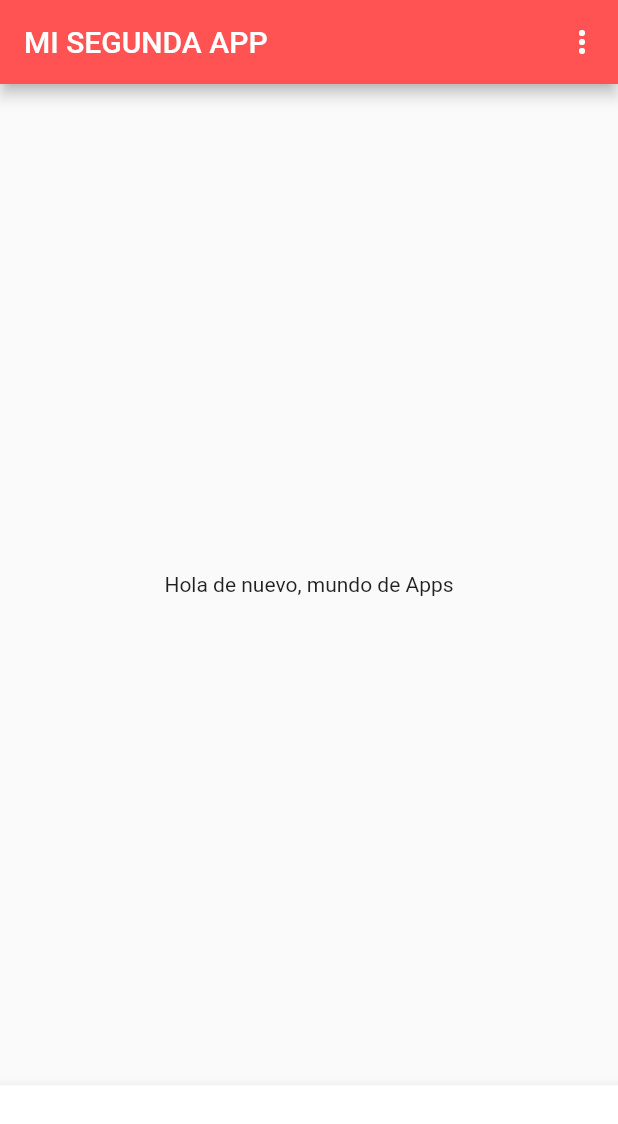
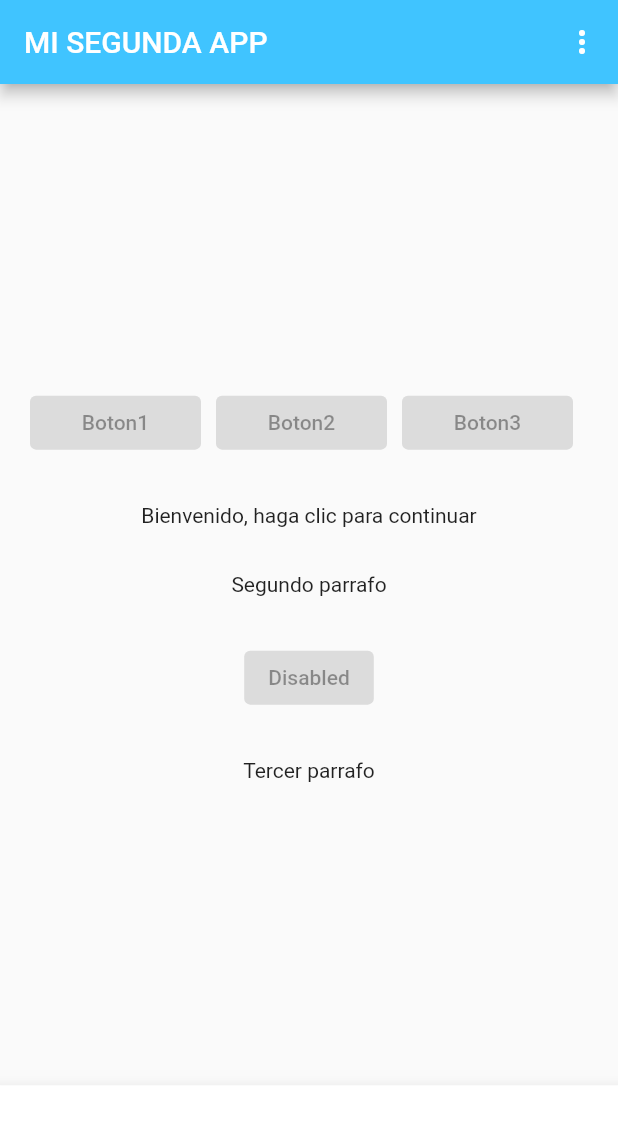
Before and after one commit to SantiagoTituania/my_app_flutter_2, a Flutter app: the screen it shows after launch, on a phone screen of 412 x 824 dp. Shown: the top 1124 px of the screen. Run offline on Flutter 3.47's test engine with Material 2 defaults, Android fonts, the phone set to English and light mode, and no system bars.

Commit message:
Creacion de row and column

```diff
--- a/lib/screens/home_screen.dart
+++ b/lib/screens/home_screen.dart
@@ -6,7 +6,7 @@ class HomeScreen extends StatelessWidget{
     return Scaffold(
         appBar: AppBar(
           title: const Text('MI SEGUNDA APP'),
-          backgroundColor: Colors.redAccent,
+          backgroundColor: Colors.lightBlueAccent,
           actions: [
 
         PopupMenuButton(
@@ -47,7 +47,50 @@ class HomeScreen extends StatelessWidget{
 
   ],
         ),
-        body: const Center(child: Text("Hola de nuevo, mundo de Apps"),),
+        body: Container(
+          padding: const EdgeInsets.all(20),
+          child: Center(
+            child: Column(
+              mainAxisAlignment: MainAxisAlignment.center,
+              crossAxisAlignment: CrossAxisAlignment.center,
+              children: [
+                Row(
+                  children: const[
+                    Expanded(child: ElevatedButton(
+                      onPressed: null,
+                      child:  Text("Boton1")),
+                      ),
+                      SizedBox(width: 10,),
+                      Expanded(child: ElevatedButton(
+                      onPressed: null,
+                      child:  Text("Boton2")),
+                      ),
+                      SizedBox(width: 10,),
+                      Expanded(child: ElevatedButton(
+                      onPressed: null,
+                      child:  Text("Boton3")),
+                      ),
+                      SizedBox(width: 10,),
+
+                  ],
+                ),
+                const SizedBox(height: 30,),
+                const Text("Bienvenido, haga clic para continuar"),
+                const SizedBox(height: 30,),
+                const Text("Segundo parrafo"),
+                const SizedBox(height: 30,),
+                ElevatedButton(
+              //style: style,
+              onPressed: null,
+              child: const Text('Disabled'),
+            ),
+              SizedBox(height: 30,),
+                Text("Tercer parrafo")],
+
+
+            ),
+            ),
+        ),
         bottomNavigationBar: BottomAppBar(
           shape: const CircularNotchedRectangle(),
           child: Container(height: 100.5),
```
